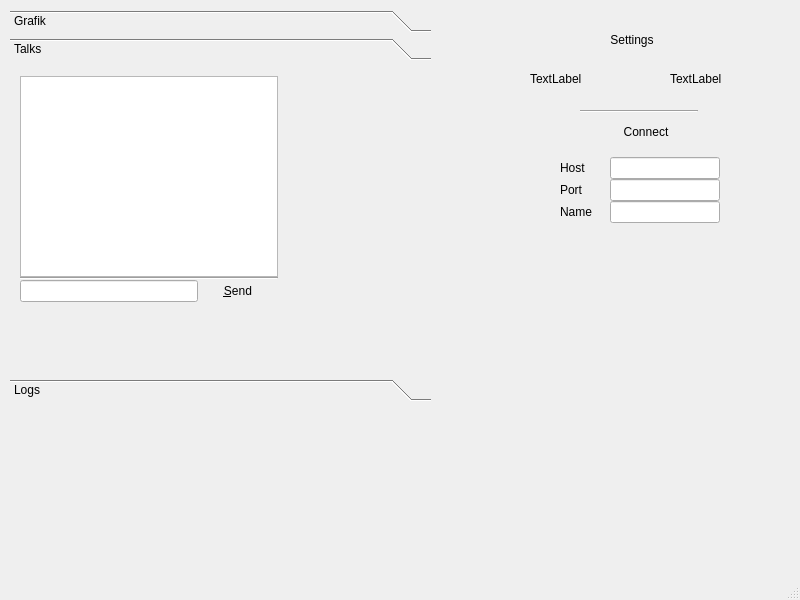
First picture: the form in guicore.ui, repository Mesteriis/MyTcpClient, before the edit.
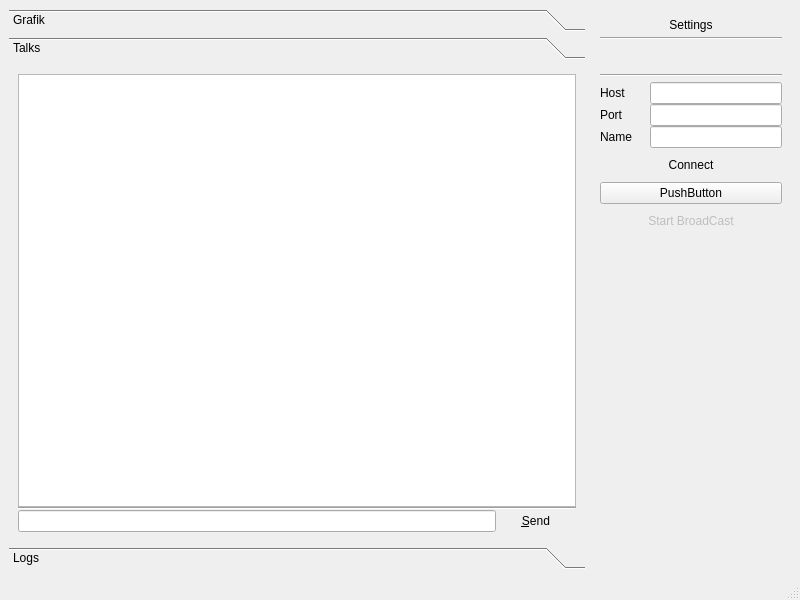
Second picture: the form after the edit. The open tabs and pages were chosen to show the change. Icons and pictures are not drawn. Custom widgets are drawn as their Qt base class.

```diff
--- a/guicore.ui
+++ b/guicore.ui
@@ -14,21 +14,20 @@
    <string>guicore</string>
   </property>
   <widget class="QWidget" name="centralwidget">
+   <layout class="QGridLayout" name="gridLayout_4">
+    <item row="0" column="0">
+     <layout class="QHBoxLayout" name="horizontalLayout_4">
+      <item>
    <widget class="QToolBox" name="toolBox">
-    <property name="geometry">
-     <rect>
-      <x>10</x>
-      <y>10</y>
-      <width>421</width>
-      <height>391</height>
-     </rect>
-    </property>
     <property name="minimumSize">
      <size>
       <width>100</width>
       <height>0</height>
      </size>
     </property>
+        <property name="autoFillBackground">
+         <bool>true</bool>
+        </property>
     <property name="currentIndex">
      <number>2</number>
     </property>
@@ -68,18 +67,19 @@
      </layout>
     </widget>
     <widget class="QWidget" name="pageTalks">
+         <property name="geometry">
+          <rect>
+           <x>0</x>
+           <y>0</y>
+           <width>574</width>
+           <height>446</height>
+          </rect>
+         </property>
      <attribute name="label">
       <string>Talks</string>
      </attribute>
-     <widget class="QWidget" name="">
-      <property name="geometry">
-       <rect>
-        <x>10</x>
-        <y>10</y>
-        <width>258</width>
-        <height>226</height>
-       </rect>
-      </property>
+         <layout class="QGridLayout" name="gridLayout_5">
+          <item row="0" column="0">
       <layout class="QVBoxLayout" name="verticalLayout_2">
        <property name="spacing">
         <number>0</number>
@@ -122,7 +122,8 @@
         </layout>
        </item>
       </layout>
-     </widget>
+          </item>
+         </layout>
     </widget>
     <widget class="QWidget" name="pageLog">
      <property name="geometry">
@@ -181,46 +182,29 @@
      </layout>
     </widget>
    </widget>
+      </item>
+      <item>
    <widget class="QWidget" name="widgetSettings" native="true">
-    <property name="geometry">
-     <rect>
-      <x>510</x>
-      <y>10</y>
-      <width>281</width>
-      <height>531</height>
-     </rect>
-    </property>
     <property name="minimumSize">
      <size>
       <width>100</width>
       <height>0</height>
      </size>
     </property>
-    <widget class="QPushButton" name="pushButtonConnetedTo">
-     <property name="geometry">
-      <rect>
-       <x>90</x>
-       <y>110</y>
-       <width>92</width>
-       <height>24</height>
-      </rect>
-     </property>
-     <property name="text">
-      <string>Connect</string>
-     </property>
-     <property name="flat">
-      <bool>true</bool>
-     </property>
-    </widget>
+        <property name="maximumSize">
+         <size>
+          <width>200</width>
+          <height>16777215</height>
+         </size>
+        </property>
+        <layout class="QGridLayout" name="gridLayout_3">
+         <item row="0" column="0">
+          <layout class="QVBoxLayout" name="verticalLayout_4">
+           <property name="spacing">
+            <number>5</number>
+           </property>
+           <item>
     <widget class="QLabel" name="labelSettings">
-     <property name="geometry">
-      <rect>
-       <x>60</x>
-       <y>20</y>
-       <width>124</width>
-       <height>20</height>
-      </rect>
-     </property>
      <property name="text">
       <string>Settings</string>
      </property>
@@ -228,28 +212,71 @@
       <set>Qt::AlignCenter</set>
      </property>
     </widget>
+           </item>
+           <item>
+            <widget class="Line" name="line_2">
+             <property name="orientation">
+              <enum>Qt::Horizontal</enum>
+             </property>
+            </widget>
+           </item>
+           <item>
+            <layout class="QHBoxLayout" name="horizontalLayout_3">
+             <item>
     <widget class="QLabel" name="labelHostAddr">
-     <property name="geometry">
-      <rect>
-       <x>20</x>
-       <y>60</y>
-       <width>122</width>
-       <height>18</height>
-      </rect>
+               <property name="minimumSize">
+                <size>
+                 <width>0</width>
+                 <height>24</height>
+                </size>
      </property>
      <property name="text">
-      <string>TextLabel</string>
-     </property>
-    </widget>
-    <widget class="QWidget" name="formLayoutWidget">
-     <property name="geometry">
-      <rect>
-       <x>50</x>
-       <y>140</y>
-       <width>160</width>
-       <height>80</height>
-      </rect>
-     </property>
+                <string/>
+               </property>
+              </widget>
+             </item>
+             <item>
+              <widget class="QLabel" name="labelStatus">
+               <property name="minimumSize">
+                <size>
+                 <width>0</width>
+                 <height>24</height>
+                </size>
+               </property>
+               <property name="text">
+                <string/>
+               </property>
+               <property name="alignment">
+                <set>Qt::AlignRight|Qt::AlignTrailing|Qt::AlignVCenter</set>
+               </property>
+              </widget>
+             </item>
+             <item>
+              <widget class="QLabel" name="labelIsBusy">
+               <property name="minimumSize">
+                <size>
+                 <width>0</width>
+                 <height>24</height>
+                </size>
+               </property>
+               <property name="text">
+                <string/>
+               </property>
+              </widget>
+             </item>
+            </layout>
+           </item>
+           <item>
+            <widget class="Line" name="line1">
+             <property name="frameShadow">
+              <enum>QFrame::Sunken</enum>
+             </property>
+             <property name="orientation">
+              <enum>Qt::Horizontal</enum>
+             </property>
+            </widget>
+           </item>
+           <item>
      <layout class="QFormLayout" name="formLayoutClientInfo">
       <property name="sizeConstraint">
        <enum>QLayout::SetDefaultConstraint</enum>
@@ -280,7 +307,29 @@
        </widget>
       </item>
       <item row="0" column="1">
-       <widget class="QLineEdit" name="lineEditHostAddr"/>
+              <widget class="QLineEdit" name="lineEditHostAddr">
+               <property name="contextMenuPolicy">
+                <enum>Qt::NoContextMenu</enum>
+               </property>
+               <property name="layoutDirection">
+                <enum>Qt::RightToLeft</enum>
+               </property>
+               <property name="inputMask">
+                <string comment="000.000.000.000" extracomment="000.000.000.000"/>
+               </property>
+               <property name="maxLength">
+                <number>16</number>
+               </property>
+               <property name="echoMode">
+                <enum>QLineEdit::Normal</enum>
+               </property>
+               <property name="placeholderText">
+                <string comment="000.000.000.000" extracomment="000.000.000.000"/>
+               </property>
+               <property name="clearButtonEnabled">
+                <bool>true</bool>
+               </property>
+              </widget>
       </item>
       <item row="1" column="0">
        <widget class="QLabel" name="labelPort">
@@ -296,7 +345,17 @@
        </widget>
       </item>
       <item row="1" column="1">
-       <widget class="QLineEdit" name="lineEditPort"/>
+              <widget class="QLineEdit" name="lineEditPort">
+               <property name="contextMenuPolicy">
+                <enum>Qt::NoContextMenu</enum>
+               </property>
+               <property name="layoutDirection">
+                <enum>Qt::RightToLeft</enum>
+               </property>
+               <property name="clearButtonEnabled">
+                <bool>true</bool>
+               </property>
+              </widget>
       </item>
       <item row="2" column="0">
        <widget class="QLabel" name="labelName">
@@ -312,40 +371,74 @@
        </widget>
       </item>
       <item row="2" column="1">
-       <widget class="QLineEdit" name="lineEditName"/>
-      </item>
-     </layout>
-    </widget>
-    <widget class="QLabel" name="labelStatus">
-     <property name="geometry">
-      <rect>
-       <x>160</x>
-       <y>60</y>
-       <width>61</width>
-       <height>18</height>
-      </rect>
-     </property>
-     <property name="text">
-      <string>TextLabel</string>
-     </property>
-    </widget>
-    <widget class="Line" name="line1">
-     <property name="geometry">
-      <rect>
-       <x>70</x>
-       <y>100</y>
-       <width>118</width>
-       <height>3</height>
-      </rect>
-     </property>
-     <property name="frameShadow">
-      <enum>QFrame::Sunken</enum>
-     </property>
+              <widget class="QLineEdit" name="lineEditName">
+               <property name="contextMenuPolicy">
+                <enum>Qt::NoContextMenu</enum>
+               </property>
+               <property name="layoutDirection">
+                <enum>Qt::RightToLeft</enum>
+               </property>
+               <property name="clearButtonEnabled">
+                <bool>true</bool>
+               </property>
+              </widget>
+             </item>
+            </layout>
+           </item>
+          </layout>
+         </item>
+         <item row="4" column="0">
+          <spacer name="verticalSpacer">
      <property name="orientation">
-      <enum>Qt::Horizontal</enum>
-     </property>
-    </widget>
-   </widget>
+            <enum>Qt::Vertical</enum>
+           </property>
+           <property name="sizeType">
+            <enum>QSizePolicy::Expanding</enum>
+           </property>
+           <property name="sizeHint" stdset="0">
+            <size>
+             <width>20</width>
+             <height>40</height>
+            </size>
+           </property>
+          </spacer>
+         </item>
+         <item row="1" column="0">
+          <widget class="QPushButton" name="pushButtonConnetedTo">
+           <property name="text">
+            <string>Connect</string>
+           </property>
+           <property name="flat">
+            <bool>true</bool>
+           </property>
+          </widget>
+         </item>
+         <item row="3" column="0">
+          <widget class="QPushButton" name="pushButtonStartBroadCast">
+           <property name="enabled">
+            <bool>false</bool>
+           </property>
+           <property name="text">
+            <string>Start BroadCast</string>
+           </property>
+           <property name="flat">
+            <bool>true</bool>
+           </property>
+          </widget>
+         </item>
+         <item row="2" column="0">
+          <widget class="QPushButton" name="pushButton">
+           <property name="text">
+            <string>PushButton</string>
+           </property>
+          </widget>
+         </item>
+        </layout>
+       </widget>
+      </item>
+     </layout>
+    </item>
+   </layout>
   </widget>
   <widget class="QMenuBar" name="menubar">
    <property name="geometry">
```
Left out of the diff: 21 changed lines with no effect on the pictures. Lines whose indentation alone changed are shown as unchanged.
